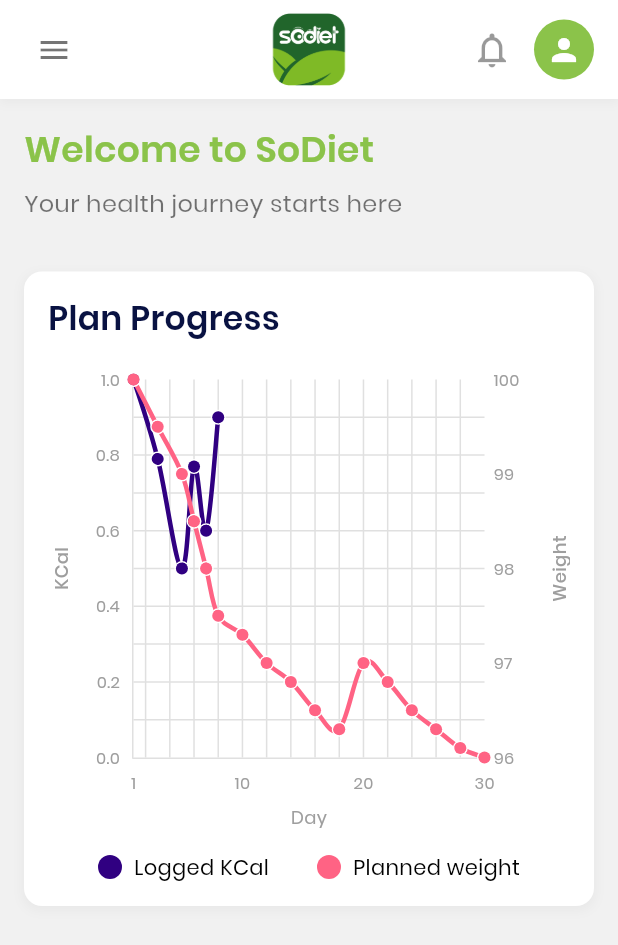
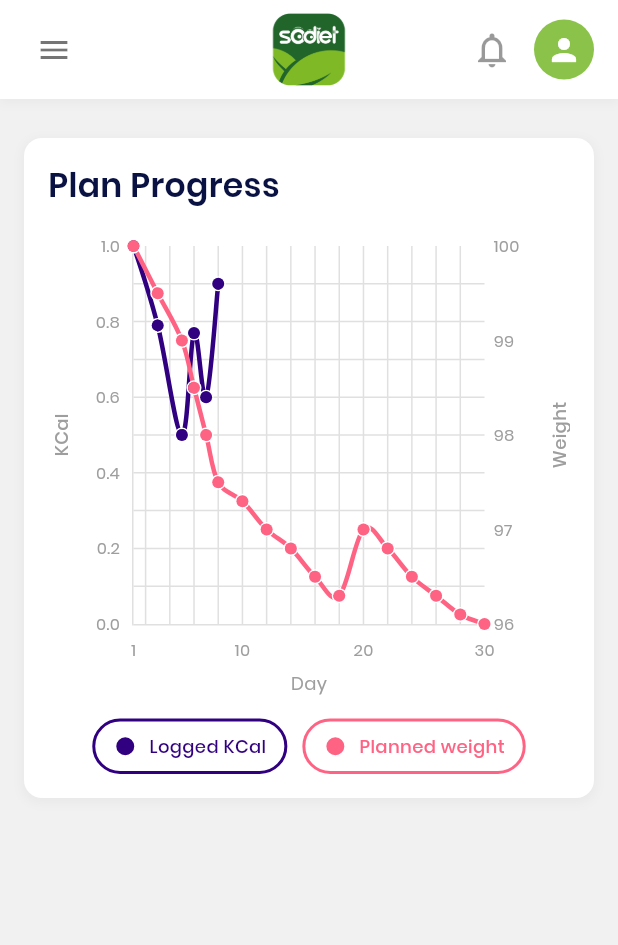
Before and after one commit to Navhal111/sodiet-flutter-app, a Flutter app: the screen it shows after launch, on a phone screen of 412 x 824 dp. Shown: the top 945 px of the screen. Run offline on Flutter 3.47's test engine with Material 3 defaults, Android fonts, the light colour scheme and no system bars; drawn by our look-alikes of fl_chart; our stand-ins replace get, shared_preferences.

Commit message:
create new graf plan progress

```diff
--- a/lib/main.dart
+++ b/lib/main.dart
@@ -27,7 +27,6 @@ class _MyAppState extends State<MyApp> {
   void initState() {
     // TODO: implement initState
     initializeDefaultFromAndroidResource();
-
     super.initState();
   }
 
--- a/lib/view/screen/home/home_screen.dart
+++ b/lib/view/screen/home/home_screen.dart
@@ -83,20 +83,6 @@ class _HomeScreenState extends State<HomeScreen> {
                   child: Column(
                     crossAxisAlignment: CrossAxisAlignment.start,
                     children: [
-                      SemiBoldText(
-                        'Welcome to SoDiet',
-                        fontSize: 24,
-                        textColor: Theme.of(context).primaryColor,
-                      ),
-                      const SizedBox(height: 8),
-                      RegularText(
-                        'Your health journey starts here',
-                        fontSize: 16,
-                        textColor: Colors.black54,
-                      ),
-                      const SizedBox(height: 24),
-
-                      // Weight Progress Chart
                       Container(
                         margin: const EdgeInsets.symmetric(vertical: 10),
                         child: WeightProgressChart(
@@ -118,7 +104,6 @@ class _HomeScreenState extends State<HomeScreen> {
                       ),
 
                       const SizedBox(height: 24),
-
                       // Additional content can be added here
                     ],
                   ),
--- a/lib/view/widgets/chart/weight_progress_chart.dart
+++ b/lib/view/widgets/chart/weight_progress_chart.dart
@@ -24,8 +24,9 @@ class WeightProgressChart extends StatelessWidget {
     this.title = 'Plan Progress',
     this.titleColor = Colors.black87,
     this.titleFontSize = 20,
-    this.loggedWeightColor = const Color.fromRGBO(48, 0, 129, 1), // Deep purple
-    this.plannedWeightColor = const Color.fromRGBO(255, 99, 132, 1), // Pink
+    this.loggedWeightColor = const Color.fromRGBO(51, 0, 153, 1), // Deep purple
+    this.plannedWeightColor =
+        const Color.fromRGBO(255, 102, 153, 1), // Pink rgba(255, 102, 153, 1)
     this.showRightAxisLabels = true,
     this.minKcal = 0.0,
     this.maxKcal = 1.0,
@@ -73,7 +74,7 @@ class WeightProgressChart extends StatelessWidget {
                 'Logged KCal',
                 loggedWeightColor,
               ),
-              const SizedBox(width: 32),
+              const SizedBox(width: 10),
               _buildLegendItem(
                 context,
                 'Planned weight',
@@ -87,7 +88,15 @@ class WeightProgressChart extends StatelessWidget {
   }
 
   Widget _buildLegendItem(BuildContext context, String label, Color color) {
-    return Row(
+    return Container(
+      padding: const EdgeInsets.symmetric(horizontal: 12, vertical: 8),
+      decoration: BoxDecoration(
+          borderRadius: BorderRadius.circular(20),
+          border: Border.all(
+            color: color,
+            width: 2,
+          )),
+      child: Row(
         children: [
           Container(
             width: 16,
@@ -95,14 +104,19 @@ class WeightProgressChart extends StatelessWidget {
             decoration: BoxDecoration(
                 color: color,
                 shape: BoxShape.circle,
-          ),
+                border: Border.all(
+                  color: Theme.of(context).canvasColor,
+                  width: 2,
+                )),
           ),
           const SizedBox(width: 8),
-        RegularText(
+          MediumText(
             label,
-          fontSize: 14,
+            fontSize: 12,
+            textColor: color,
           ),
         ],
+      ),
     );
   }
 
```
Lines whose indentation alone changed are shown as unchanged.
